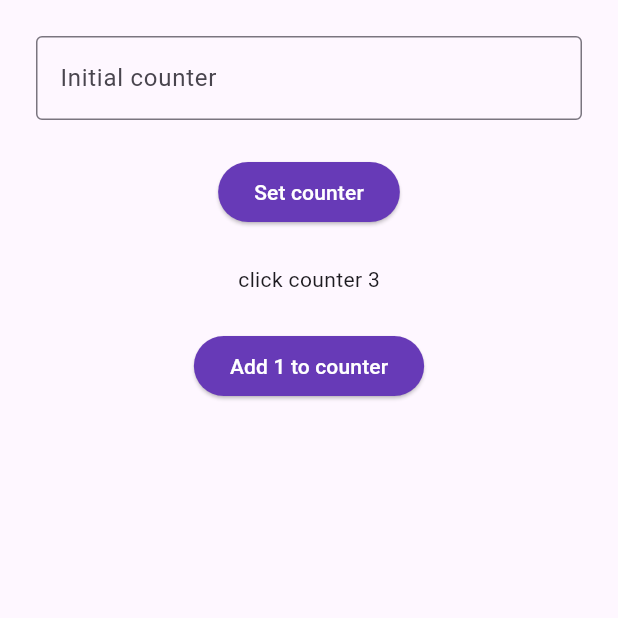
After one commit to Spaccesi/counter, a Flutter app: the screen it shows after launch, on a phone screen of 412 x 824 dp, the top half of it. The commit adds this screen. Run offline on Flutter 3.47's test engine with Material 3 defaults, Android fonts, the phone set to English and light mode, and no system bars.

Commit message:
New project files structure implemented

```diff
--- /dev/null
+++ b/lib/app/app.dart
@@ -0,0 +1,15 @@
+import 'package:flutter/material.dart';
+import 'package:pt1/app/theme/theme.dart';
+import 'package:pt1/modules/counter.dart';
+
+class MyApp extends StatelessWidget {
+  const MyApp({super.key});
+
+  @override
+  Widget build(BuildContext context) {
+    return MaterialApp(
+      theme: theme,
+      home: const CounterPage(),
+    );
+  }
+}
--- /dev/null
+++ b/lib/app/theme/theme.dart
@@ -0,0 +1,6 @@
+import 'package:flutter/material.dart';
+
+final ThemeData theme = ThemeData(
+  colorScheme: ColorScheme.fromSeed(seedColor: Colors.deepPurple),
+  useMaterial3: true,
+);
--- /dev/null
+++ b/lib/modules/counter.dart
@@ -0,0 +1,73 @@
+import 'package:flutter/material.dart';
+
+class CounterPage extends StatefulWidget {
+  const CounterPage({super.key});
+
+  @override
+  State<CounterPage> createState() => _CounterPageState();
+}
+
+class _CounterPageState extends State<CounterPage> {
+  @override
+  Widget build(BuildContext context) {
+    const String counter = '3';
+    return Scaffold(
+      body: SafeArea(
+        child: Column(
+          children: [
+            const Padding(
+              padding: EdgeInsets.all(24.0),
+              child: TextField(
+                decoration: InputDecoration(
+                  border: OutlineInputBorder(),
+                  labelText: 'Initial counter',
+                ),
+              ),
+            ),
+            ElevatedButton(
+              onPressed: () {
+                // TODO Add your onPressed code here!
+              },
+              style: ButtonStyle(
+                backgroundColor: WidgetStateProperty.all(Colors.deepPurple),
+                foregroundColor: WidgetStateProperty.all(Colors.white),
+              ),
+              child: const Text('Set counter'),
+            ),
+            const SizedBox(height: 24),
+            Column(
+              children: [
+                Container(
+                  child: const Row(
+                    mainAxisAlignment: MainAxisAlignment.center,
+                    children: [
+                      Text('click counter '),
+                      Text(counter),
+                    ],
+                  ),
+                ),
+                const SizedBox(height: 24),
+                Row(
+                  mainAxisAlignment: MainAxisAlignment.center,
+                  children: [
+                    ElevatedButton(
+                      style: ButtonStyle(
+                        backgroundColor:
+                            WidgetStateProperty.all(Colors.deepPurple),
+                        foregroundColor: WidgetStateProperty.all(Colors.white),
+                      ),
+                      onPressed: () {
+                        // TODO Add your onPressed code here!
+                      },
+                      child: const Text('Add 1 to counter'),
+                    ),
+                  ],
+                ),
+              ],
+            ),
+          ],
+        ),
+      ),
+    );
+  }
+}
```
Also changed, not shown: lib/main.dart (+1 -72 lines), 1 other file.
